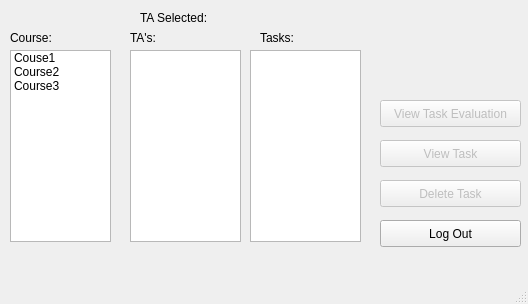
Old version of the form ClientNetworking/instructorwindow.ui in the repository kareem1234/COMP3004.
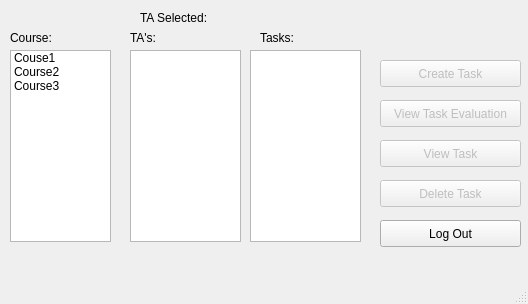
New version of the form.

Patch:
```diff
--- a/ClientNetworking/instructorwindow.ui
+++ b/ClientNetworking/instructorwindow.ui
@@ -196,6 +196,22 @@
      <string>View Task Evaluation</string>
     </property>
    </widget>
+   <widget class="QPushButton" name="createTask">
+    <property name="enabled">
+     <bool>false</bool>
+    </property>
+    <property name="geometry">
+     <rect>
+      <x>380</x>
+      <y>60</y>
+      <width>141</width>
+      <height>27</height>
+     </rect>
+    </property>
+    <property name="text">
+     <string>Create Task</string>
+    </property>
+   </widget>
   </widget>
   <widget class="QMenuBar" name="menubar">
    <property name="geometry">
```
